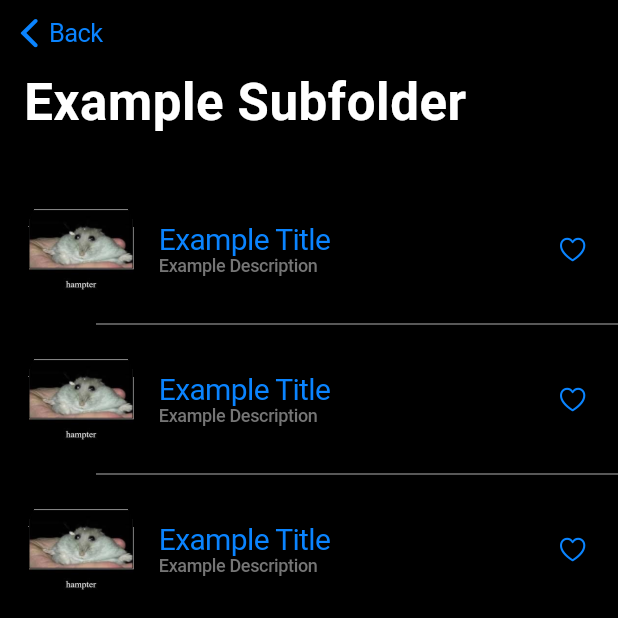
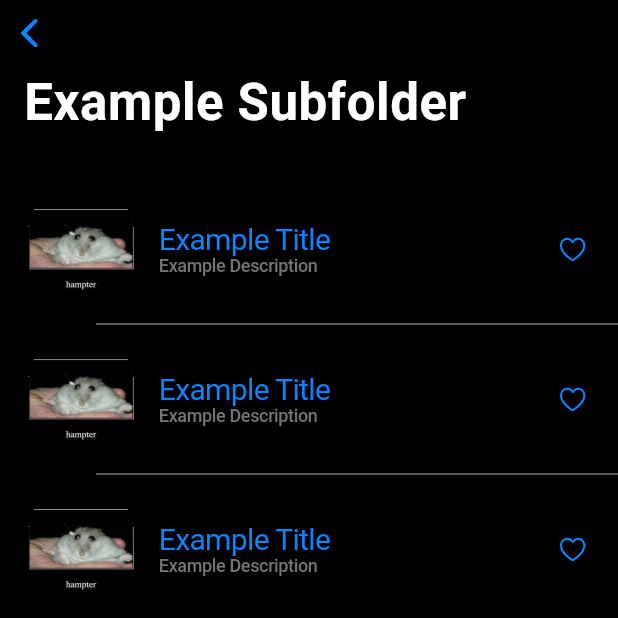
Before and after one commit to MA-SOSE2023/WallAt, a Flutter app: the FoldersScreen screen opened by its route, after a tap on an icon or button, on a phone screen of 412 x 824 dp, the top half of it. Run offline on Flutter 3.47's test engine with Material 2 defaults, Android fonts, the phone set to English and light mode, and no system bars; our stand-ins replace beamer, flutter_carousel_widget, flutter_riverpod, freezed_annotation, photo_view, timezone; missing offline and left inert: device_calendar, social_share.

Commit message:
#39-remove title from folder view navbar: - previousPageTitle param is bugged, thus feature is reverted > This reverts commit 386f8d41

```diff
--- a/lib/common/custom_widgets/folder_bubble/folder_bubble.dart
+++ b/lib/common/custom_widgets/folder_bubble/folder_bubble.dart
@@ -19,8 +19,11 @@ class FolderBubble extends StatelessWidget {
 
   @override
   Widget build(BuildContext context) {
-    Widget gridItem(FolderItem item,
-            {double padding = 4.0, VoidCallback? onTapped}) =>
+    Widget gridItem(
+      FolderItem item, {
+      double padding = 4.0,
+      VoidCallback? onTapped,
+    }) =>
         GestureDetector(
           onTap: onTapped ?? FolderItem.navigateTo(item, context),
           child: Container(
--- a/lib/pages/folders/folder_item.dart
+++ b/lib/pages/folders/folder_item.dart
@@ -47,8 +47,7 @@ abstract class FolderItem {
     } else {
       return () => Navigator.of(context).push(
             CupertinoPageRoute(
-              builder: (context) => FoldersScreen(
-                  folderId: item.id, parentFolderName: item.title),
+              builder: (context) => FoldersScreen(folderId: item.id),
             ),
           );
     }
--- a/lib/pages/folders/folders_view.dart
+++ b/lib/pages/folders/folders_view.dart
@@ -13,13 +13,10 @@ import '/common/custom_widgets/all_custom_widgets.dart'
 import '/pages/single_item/model/single_item.dart';
 
 class FoldersScreen extends ConsumerWidget {
-  const FoldersScreen(
-      {String folderId = '0', String? parentFolderName, super.key})
-      : _folderId = folderId,
-        _parentFolderName = parentFolderName;
+  const FoldersScreen({String folderId = '0', super.key})
+      : _folderId = folderId;
 
   final String _folderId;
-  final String? _parentFolderName;
 
   @override
   Widget build(BuildContext context, WidgetRef ref) {
@@ -42,7 +39,6 @@ class FoldersScreen extends ConsumerWidget {
           CustomScrollView(
             slivers: [
               CupertinoSliverNavigationBar(
-                previousPageTitle: _parentFolderName,
                 largeTitle: Text(rootFolder.title),
               ),
               FolderBubbleGrid(folder: folders),
```
